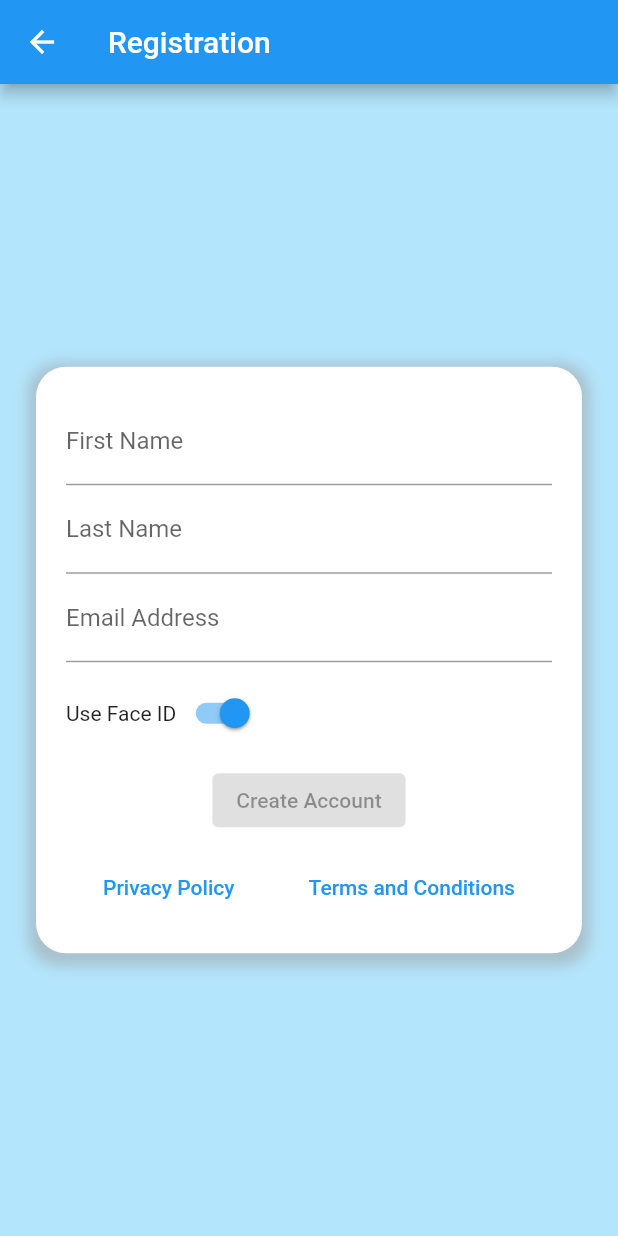
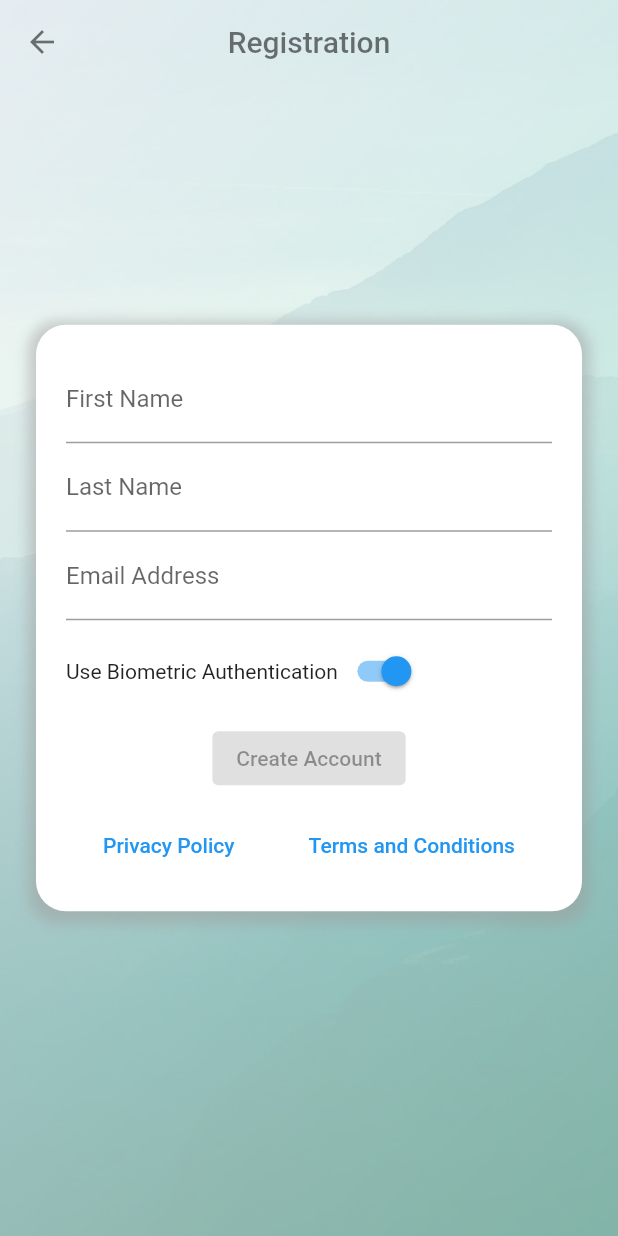
Before and after one commit to umgc/fall2023, a Flutter app: the RegistrationScreen screen opened directly, on a phone screen of 412 x 824 dp. Run offline on Flutter 3.47's test engine with Material 2 defaults, Android fonts, the phone set to English and light mode, and no system bars; our stand-ins replace avatar_glow, camera, flutter_dotenv, flutter_speed_dial, flutter_tts, geocoding and 5 more; missing offline and left inert: aws_kinesis_api, aws_rekognition_api, aws_s3_api, aws_transcribe_api, dart_openai, flutter_sound and 1 more; accounts and stored records are empty; network calls fail.

Commit message:
Update the registration screen and change title bar color

```diff
--- a/cogniopenapp/lib/ui/assistantScreen.dart
+++ b/cogniopenapp/lib/ui/assistantScreen.dart
@@ -178,7 +178,7 @@ class _AssistantScreenState extends State<AssistantScreen> {
             appBar: AppBar(
               backgroundColor: const Color(0x440000), // Set appbar background color
               centerTitle: true,
-              title: const Text('Virtual Assistant'),
+              title: const Text('Virtual Assistant', style: TextStyle(color: Colors.black54)),
               elevation: 0,
               leading: const BackButton(color: Colors.black54),
             ),
--- a/cogniopenapp/lib/ui/audioScreen.dart
+++ b/cogniopenapp/lib/ui/audioScreen.dart
@@ -283,7 +283,7 @@ Future<void> _saveTranscriptionToFile(String transcriptionJobName) async {
         leading: const BackButton(
             color: Colors.black54
         ),
-        title: const Text('Audio Recording'),
+        title: const Text('Audio Recording', style: TextStyle(color: Colors.black54)),
       ),
       body: Container(
         decoration: const BoxDecoration(
--- a/cogniopenapp/lib/ui/checkVideoStreamScreen.dart
+++ b/cogniopenapp/lib/ui/checkVideoStreamScreen.dart
@@ -14,7 +14,7 @@ class checkVideoStreamScreen extends StatefulWidget {
 
     return Scaffold(
       appBar: AppBar(
-        title: const Text('Video Recording'),
+        title: const Text('Video Recording', style: TextStyle(color: Colors.black54)),
       ),
     );
   }
@@ -35,7 +35,7 @@ class checkVideoStreamScreenState extends State<checkVideoStreamScreen> {
 
     return Scaffold(
       appBar: AppBar(
-        title: const Text('Video Streaming'),
+        title: const Text('Video Streaming', style: TextStyle(color: Colors.black54)),
       ),
       body: Column(children: [
         const Padding(
--- a/cogniopenapp/lib/ui/customizableScreen.dart
+++ b/cogniopenapp/lib/ui/customizableScreen.dart
@@ -5,7 +5,7 @@ class CustomScreen extends StatelessWidget {
   Widget build(BuildContext context) {
     return Scaffold(
       appBar: AppBar(
-        title: const Text('Customizable Application Screen'),
+        title: const Text('Customizable Application Screen', style: TextStyle(color: Colors.black54)),
       ),
       // Implement the Customizable Application screen UI here
     );
--- a/cogniopenapp/lib/ui/galleryScreen.dart
+++ b/cogniopenapp/lib/ui/galleryScreen.dart
@@ -17,7 +17,7 @@ class GalleryScreen extends StatefulWidget {
     // Scaffold widget for the Gallery screen
     return Scaffold(
       appBar: AppBar(
-        title: const Text('Gallery'), // AppBar title
+        title: const Text('Gallery', style: TextStyle(color: Colors.black54)),
       ),
       // Implement the Gallery screen UI here
     );
--- a/cogniopenapp/lib/ui/profileScreen.dart
+++ b/cogniopenapp/lib/ui/profileScreen.dart
@@ -76,7 +76,7 @@ class _ProfileScreenState extends State<ProfileScreen> {
         elevation: 0.0,
         centerTitle: true,
         leading: const BackButton(color: Colors.black54),
-        title: const Text('Profile'),
+        title: const Text('Profile', style: TextStyle(color: Colors.black54)),
       ),
       body: Container(
         decoration: const BoxDecoration(
--- a/cogniopenapp/lib/ui/recentScreen.dart
+++ b/cogniopenapp/lib/ui/recentScreen.dart
@@ -5,7 +5,7 @@ class RecentScreen extends StatelessWidget {
   Widget build(BuildContext context) {
     return Scaffold(
       appBar: AppBar(
-        title: const Text('Recent Requests'),
+        title: const Text('Recent Requests', style: TextStyle(color: Colors.black54)),
       ),
       // Implement the Recent Questions/Requests screen UI here
     );
--- a/cogniopenapp/lib/ui/registrationScreen.dart
+++ b/cogniopenapp/lib/ui/registrationScreen.dart
@@ -40,11 +40,27 @@ class _RegistrationScreenState extends State<RegistrationScreen> {
   @override
   Widget build(BuildContext context) {
     return Scaffold(
-      appBar: AppBar(title: Text("Registration")),
-      backgroundColor: Colors.lightBlue[100],
-      body: Center(
+      backgroundColor: const Color(0XFF880E4F),
+      extendBodyBehindAppBar: true,
+      extendBody: true,
+      appBar: AppBar(
+        backgroundColor: const Color(0x440000), // Set appbar background color
+        elevation: 0.0,
+        centerTitle: true,
+        leading: const BackButton(color: Colors.black54),
+        title: const Text('Registration', style: TextStyle(color: Colors.black54)),
+      ),
+      body: Container(
+        decoration: const BoxDecoration(
+          image: DecorationImage(
+            image: AssetImage("assets/images/background.jpg"),
+            fit: BoxFit.cover,
+          ),
+        ),
+        child: Center(
           child: Padding(
-          padding: const EdgeInsets.symmetric(vertical: 12.0, horizontal: 24.0),
+            padding:
+                const EdgeInsets.symmetric(vertical: 12.0, horizontal: 24.0),
             child: Container(
               padding: const EdgeInsets.all(20.0),
               decoration: BoxDecoration(
@@ -63,14 +79,14 @@ class _RegistrationScreenState extends State<RegistrationScreen> {
                 child: Form(
                   key: _formKey,
                   onChanged: () {
-                  setState(() {
+                   setState(()  {
                      _isButtonActive = _firstNameController.text.isNotEmpty &&
                          _lastNameController.text.isNotEmpty &&
                          _emailController.text.isNotEmpty;
                     });
                   },
                   child: Column(
-                  children: <Widget>[
+                    children: [
                       TextFormField(
                         controller: _firstNameController,
                         decoration: InputDecoration(labelText: 'First Name'),
@@ -104,11 +120,10 @@ class _RegistrationScreenState extends State<RegistrationScreen> {
                           }
                           return null;
                         },
-                    ),
-                    SizedBox(height: 10),
+                      ),                    SizedBox(height: 10),
                     Row(
                       children: [
-                        Text("Use Face ID"),
+                        Text("Use Biometric Authentication"),
                         Switch(
                           value: _useFaceID,
                           onChanged: (value) {
@@ -156,6 +171,7 @@ class _RegistrationScreenState extends State<RegistrationScreen> {
           ),
         ),
       ),
+      )
     );
   }
 }
--- a/cogniopenapp/lib/ui/searchScreen.dart
+++ b/cogniopenapp/lib/ui/searchScreen.dart
@@ -5,7 +5,7 @@ class SearchScreen extends StatelessWidget {
   Widget build(BuildContext context) {
     return Scaffold(
       appBar: AppBar(
-        title: const Text('Search'),
+        title: const Text('Search', style: TextStyle(color: Colors.black54)),
       ),
       // Implement the Search screen UI here
     );
--- a/cogniopenapp/lib/ui/settingsScreen.dart
+++ b/cogniopenapp/lib/ui/settingsScreen.dart
@@ -19,7 +19,7 @@ class SettingsScreen extends StatelessWidget {
         leading: const BackButton(
             color: Colors.black54
         ),
-        title: const Text('Settings'),
+        title: const Text('Settings', style: TextStyle(color: Colors.black54)),
 
       ),
       body: Container(
--- a/cogniopenapp/lib/ui/videoResponseScreen.dart
+++ b/cogniopenapp/lib/ui/videoResponseScreen.dart
@@ -75,7 +75,7 @@ class VideoResponseScreen extends StatefulWidget {
   Widget build(BuildContext context) {
     return Scaffold(
       appBar: AppBar(
-        title: const Text('Query Responses'),
+        title: const Text('Query Responses', style: TextStyle(color: Colors.black54)),
       ),
     );
   }
@@ -98,7 +98,7 @@ class VideoResponseScreenState extends State<VideoResponseScreen> {
     double imageHeight = 240;
     return Scaffold(
       appBar: AppBar(
-        title: const Text('Query Responses'),
+        title: const Text('Query Responses', style: TextStyle(color: Colors.black54)),
       ),
       body: Column(children: [
         const Padding(
--- a/cogniopenapp/lib/ui/videoScreen.dart
+++ b/cogniopenapp/lib/ui/videoScreen.dart
@@ -150,7 +150,7 @@ class _CameraHomeState extends State<VideoScreen> with WidgetsBindingObserver, T
           backgroundColor: const Color(0xFFB3E5FC), // Set appbar background color
         elevation: 0.0,
         centerTitle: true,
-        title: const Text('Camera'),
+        title: const Text('Camera', style: TextStyle(color: Colors.black54)),
           leading: GestureDetector(
               child: Icon( Icons.arrow_back, color: Colors.white,),
               onTap: () {
```
Lines whose indentation alone changed are shown as unchanged.
